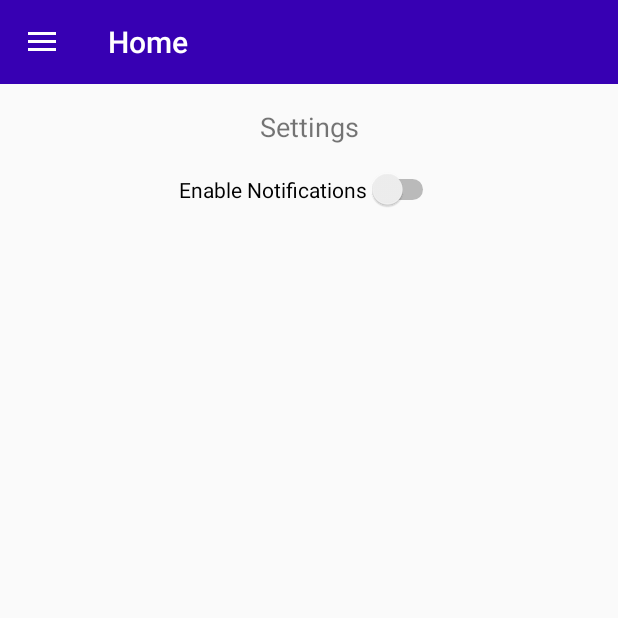
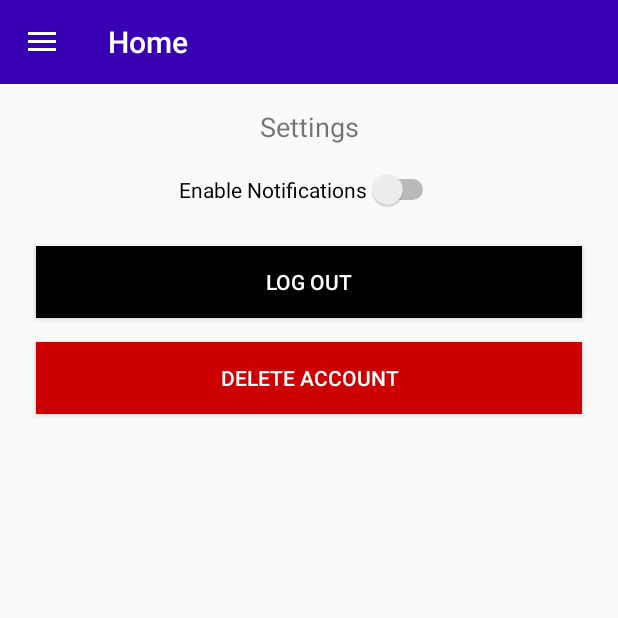
Before and after one commit to KaziRifatAlMuin/Campus-Bazar_Ecommerce-App-Project, an Android app: the fragment SettingsFragment placed in its activity, on a phone screen of 412 x 824 dp, the top half of it. Run offline under Robolectric (Android 15) with nearby library versions, the phone set to English and light mode, and no system bars; our stand-ins replace Firebase (no records; nobody signed in at launch, a user with empty details on screens opened directly).

Commit message:
Settings Updated

```diff
--- a/app/src/main/java/com/rifat/campusbazar/SettingsViewModel.java
+++ b/app/src/main/java/com/rifat/campusbazar/SettingsViewModel.java
@@ -3,5 +3,6 @@ package com.rifat.campusbazar;
 import androidx.lifecycle.ViewModel;
 
 public class SettingsViewModel extends ViewModel {
-    // Add any required data or logic for settings
+    // Add any ViewModel logic here for managing settings
+    // e.g., LiveData<Boolean> for notifications, user profile data, etc.
 }
--- a/app/src/main/res/layout/fragment_settings.xml
+++ b/app/src/main/res/layout/fragment_settings.xml
@@ -1,5 +1,6 @@
 <?xml version="1.0" encoding="utf-8"?>
-<androidx.constraintlayout.widget.ConstraintLayout xmlns:android="http://schemas.android.com/apk/res/android"
+<androidx.constraintlayout.widget.ConstraintLayout
+    xmlns:android="http://schemas.android.com/apk/res/android"
     xmlns:app="http://schemas.android.com/apk/res-auto"
     xmlns:tools="http://schemas.android.com/tools"
     android:layout_width="match_parent"
@@ -27,4 +28,32 @@
         app:layout_constraintEnd_toEndOf="parent"
         android:layout_marginTop="16dp" />
 
+    <!-- Logout Button -->
+    <Button
+        android:id="@+id/logout_button"
+        android:layout_width="0dp"
+        android:layout_height="wrap_content"
+        android:text="Log Out"
+        android:textColor="@android:color/white"
+        android:background="@android:color/black"
+        app:layout_constraintTop_toBottomOf="@id/notification_switch"
+        app:layout_constraintStart_toStartOf="parent"
+        app:layout_constraintEnd_toEndOf="parent"
+        android:layout_marginTop="24dp"
+        android:layout_marginHorizontal="24dp" />
+
+    <!-- Delete Account Button -->
+    <Button
+        android:id="@+id/delete_button"
+        android:layout_width="0dp"
+        android:layout_height="wrap_content"
+        android:text="Delete Account"
+        android:textColor="@android:color/white"
+        android:background="@android:color/holo_red_dark"
+        app:layout_constraintTop_toBottomOf="@id/logout_button"
+        app:layout_constraintStart_toStartOf="parent"
+        app:layout_constraintEnd_toEndOf="parent"
+        android:layout_marginTop="16dp"
+        android:layout_marginHorizontal="24dp" />
+
 </androidx.constraintlayout.widget.ConstraintLayout>
```
Also changed, not shown: app/src/main/java/com/rifat/campusbazar/SettingsFragment.java (+93 -1 lines).
